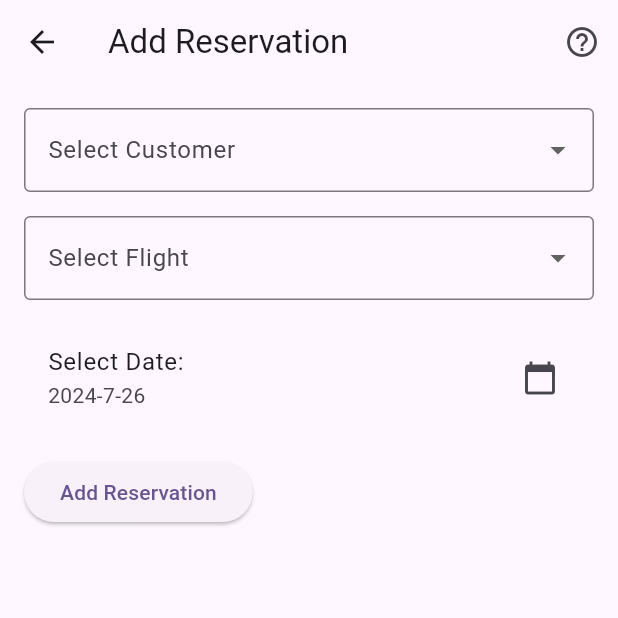
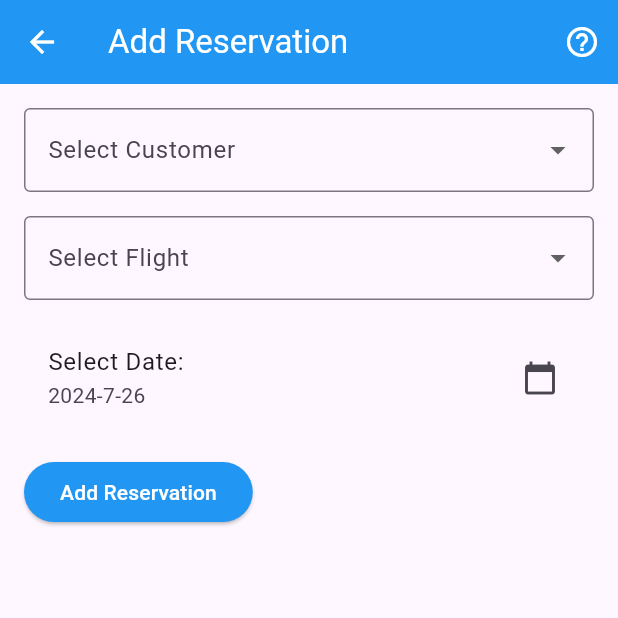
Before and after one commit to RoidedSasquatch/Mock-Airline-Management-Mobile-App, a Flutter app: the AddReservationPage screen opened directly with empty values, on a phone screen of 412 x 824 dp, the top half of it. Run offline on Flutter 3.47's test engine with Material 3 defaults, Android fonts, the phone set to English and light mode, and no system bars; our stand-ins replace flutter_secure_storage; missing offline and left inert: encrypted_shared_preferences; accounts and stored records are empty.

Commit message:
Made other page look nice as well.

```diff
--- a/lib/AddReservationPage.dart
+++ b/lib/AddReservationPage.dart
@@ -162,6 +162,8 @@ class _AddReservationPageState extends State<AddReservationPage> {
     return Scaffold(
       appBar: AppBar(
         title: Text('Add Reservation'),
+        backgroundColor: Colors.blue,
+        foregroundColor: Colors.white,
         actions: [
           IconButton(
             icon: Icon(Icons.help_outline),
@@ -231,6 +233,9 @@ class _AddReservationPageState extends State<AddReservationPage> {
             SizedBox(height: 16),
             ElevatedButton(
               onPressed: addReservation,
+              style: ElevatedButton.styleFrom(
+                foregroundColor: Colors.white, backgroundColor: Colors.blue,
+              ),
               child: Text('Add Reservation'),
             ),
           ],
```
